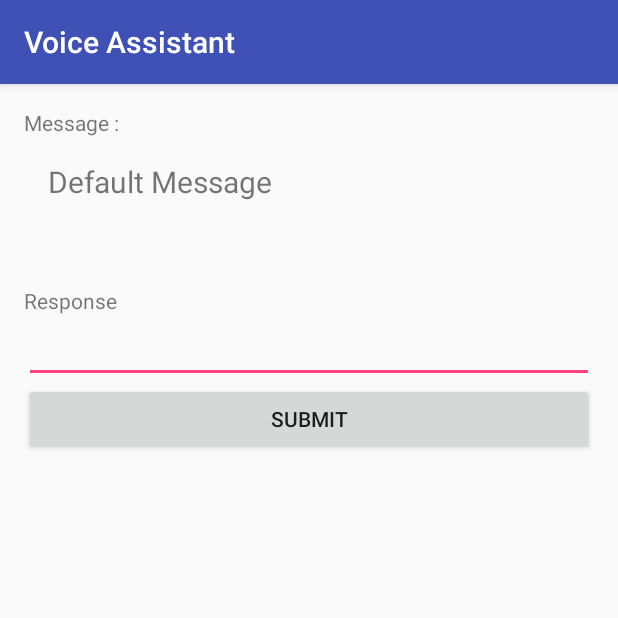
After one commit to tiefenau/smarthome_studyplatform, an Android app: the MessageActivity screen opened directly, with no data from a screen before it, on a phone screen of 412 x 824 dp, the top half of it. The commit adds this screen. Run offline under Robolectric (Android 15) with nearby library versions, the phone set to English and light mode, and no system bars; libraries missing offline, so code that uses them is left out: de.pfiva.data.

Commit message:
UPDATE: message and response - android mobile app feature

```diff
--- a/android_workspace/voice_assistant/app/src/main/java/de/pfiva/mobile/voiceassistant/Constants.java
+++ b/android_workspace/voice_assistant/app/src/main/java/de/pfiva/mobile/voiceassistant/Constants.java
@@ -12,4 +12,7 @@ public interface Constants {
 
     public static final String DATE_TIME_FORMAT = "yyyy-MM-dd HH:mm:ss.SSS";
     public static final String YES_RESPONSE = "Yes";
+
+    public static final String MESSAGE_DATA_KEY = "messageData";
+    public static final String MESSAGE_RESPONSE_ENDPOINT = "message-response/{messageId}";
 }
--- /dev/null
+++ b/android_workspace/voice_assistant/app/src/main/java/de/pfiva/mobile/voiceassistant/activities/MessageActivity.java
@@ -0,0 +1,102 @@
+package de.pfiva.mobile.voiceassistant.activities;
+
+import android.content.Intent;
+import android.support.v7.app.AppCompatActivity;
+import android.os.Bundle;
+import android.view.View;
+import android.widget.Button;
+import android.widget.EditText;
+import android.widget.TextView;
+import android.widget.Toast;
+
+import de.pfiva.data.model.User;
+import de.pfiva.data.model.message.Response;
+import de.pfiva.data.model.notification.MessageData;
+import de.pfiva.mobile.voiceassistant.Constants;
+import de.pfiva.mobile.voiceassistant.R;
+import de.pfiva.mobile.voiceassistant.network.RetrofitClientInstance;
+import de.pfiva.mobile.voiceassistant.web.NLUDataService;
+import retrofit2.Call;
+import retrofit2.Callback;
+
+public class MessageActivity extends AppCompatActivity {
+
+    private TextView messageQuery;
+    private EditText messageResponseInput;
+    private Button messageSubmit;
+
+    private MessageData messageData;
+
+    @Override
+    protected void onCreate(Bundle savedInstanceState) {
+        super.onCreate(savedInstanceState);
+        setContentView(R.layout.activity_message);
+
+        messageQuery = (TextView) findViewById(R.id.message_query);
+        messageResponseInput = (EditText) findViewById(R.id.message_response_input);
+
+        messageSubmit = (Button) findViewById(R.id.message_submit);
+        messageSubmit.setOnClickListener(new View.OnClickListener() {
+            @Override
+            public void onClick(View v) {
+                String response = messageResponseInput.getText().toString();
+                if(response != null && !response.trim().isEmpty()) {
+                    // Empty spaces should not be saved
+                    saveMessageResponse(response);
+                } else {
+                    Toast toast = Toast.makeText(MessageActivity.this,
+                            "Response cannot be empty string", Toast.LENGTH_LONG);
+                    toast.show();
+                    messageResponseInput.getText().clear();
+                }
+            }
+        });
+
+        final Intent intent = getIntent();
+        if(intent.hasExtra(Constants.MESSAGE_DATA_KEY)) {
+            messageData = (MessageData) intent.getSerializableExtra(Constants.MESSAGE_DATA_KEY);
+            if(messageData != null) {
+                messageQuery.setText(messageData.getMessageText());
+            }
+        }
+    }
+
+    private void saveMessageResponse(String messageResponse) {
+        NLUDataService nluDataService = getNLUDataServiceInstance();
+        Response response = new Response();
+        response.setValue(messageResponse);
+        User user = new User();
+        user.setId(messageData.getUserId());
+        response.setUser(user);
+        Call<Boolean> messageResponseCall = nluDataService
+                .saveMessageResponse(messageData.getMessageId(), response);
+        messageResponseCall.enqueue(new Callback<Boolean>() {
+            Toast toast;
+            @Override
+            public void onResponse(Call<Boolean> call, retrofit2.Response<Boolean> response) {
+                if(response.body().booleanValue()) {
+                    toast = Toast.makeText(MessageActivity.this,
+                            "Message response saved successfully.", Toast.LENGTH_SHORT);
+                } else {
+                    toast = Toast.makeText(MessageActivity.this,
+                            "Unable to save message response.", Toast.LENGTH_SHORT);
+                }
+                toast.show();
+
+                Intent mainIntent = new Intent(getApplicationContext(), MainActivity.class);
+                startActivity(mainIntent);
+            }
+
+            @Override
+            public void onFailure(Call<Boolean> call, Throwable t) {
+                Toast toast = Toast.makeText(MessageActivity.this,
+                        "Unable to save message response.", Toast.LENGTH_SHORT);
+                toast.show();
+            }
+        });
+    }
+
+    private NLUDataService getNLUDataServiceInstance() {
+        return RetrofitClientInstance.getRetrofitInstance().create(NLUDataService.class);
+    }
+}
--- a/android_workspace/voice_assistant/app/src/main/java/de/pfiva/mobile/voiceassistant/web/NLUDataService.java
+++ b/android_workspace/voice_assistant/app/src/main/java/de/pfiva/mobile/voiceassistant/web/NLUDataService.java
@@ -4,12 +4,14 @@ import java.util.List;
 
 import de.pfiva.data.model.Feedback;
 import de.pfiva.data.model.NLUData;
+import de.pfiva.data.model.message.Response;
 import de.pfiva.data.model.notification.ClientToken;
 import de.pfiva.mobile.voiceassistant.Constants;
 import retrofit2.Call;
 import retrofit2.http.Body;
 import retrofit2.http.GET;
 import retrofit2.http.POST;
+import retrofit2.http.Path;
 
 public interface NLUDataService {
 
@@ -21,4 +23,8 @@ public interface NLUDataService {
 
     @POST(Constants.DATA_INGESTION_CLIENT_TOKEN_ENDPOINT)
     public Call<Void> saveClientToken(@Body ClientToken clientToken);
+
+    @POST(Constants.MESSAGE_RESPONSE_ENDPOINT)
+    public Call<Boolean> saveMessageResponse(@Path("messageId") int messageId,
+                                             @Body Response response);
 }
--- a/android_workspace/voice_assistant/app/src/main/res/layout/activity_feedback.xml
+++ b/android_workspace/voice_assistant/app/src/main/res/layout/activity_feedback.xml
@@ -68,6 +68,6 @@
             android:id="@+id/feedback_submit"
             android:layout_width="match_parent"
             android:layout_height="wrap_content"
-            android:text="@string/feedback_submit"/>
+            android:text="@string/submit"/>
     </LinearLayout>
 </LinearLayout>
--- /dev/null
+++ b/android_workspace/voice_assistant/app/src/main/res/layout/activity_message.xml
@@ -0,0 +1,53 @@
+<?xml version="1.0" encoding="utf-8"?>
+<LinearLayout xmlns:android="http://schemas.android.com/apk/res/android"
+android:orientation="vertical"
+android:layout_width="match_parent"
+android:layout_height="match_parent"
+android:padding="16dp">
+
+    <!-- Message Query Components -->
+    <LinearLayout
+        android:id="@+id/message_query_container"
+        android:layout_width="match_parent"
+        android:layout_height="wrap_content"
+        android:orientation="vertical">
+
+        <TextView
+            android:layout_width="match_parent"
+            android:layout_height="wrap_content"
+            android:text="@string/message_title" />
+
+        <TextView
+            android:id="@+id/message_query"
+            android:layout_width="match_parent"
+            android:layout_height="wrap_content"
+            android:padding="16dp"
+            android:text="@string/default_message"
+            android:textSize="20sp" />
+    </LinearLayout>
+
+    <!-- Message Response Components -->
+    <LinearLayout
+        android:id="@+id/message_response_container"
+        android:layout_width="match_parent"
+        android:layout_height="wrap_content"
+        android:orientation="vertical"
+        android:layout_marginTop="40dp">
+
+        <TextView
+            android:layout_width="match_parent"
+            android:layout_height="wrap_content"
+            android:text="@string/response"/>
+
+        <EditText
+            android:id="@+id/message_response_input"
+            android:layout_width="match_parent"
+            android:layout_height="wrap_content" />
+
+        <Button
+            android:id="@+id/message_submit"
+            android:layout_width="match_parent"
+            android:layout_height="wrap_content"
+            android:text="@string/submit"/>
+    </LinearLayout>
+</LinearLayout>
--- a/android_workspace/voice_assistant/app/src/main/res/values/strings.xml
+++ b/android_workspace/voice_assistant/app/src/main/res/values/strings.xml
@@ -7,7 +7,7 @@
     <string name="feedback_query_default">User Feedback Query</string>
     <string name="feedback_query_title">Query</string>
     <string name="feedback_title">Feedback</string>
-    <string name="feedback_submit">Submit</string>
+    <string name="submit">Submit</string>
     <string name="pfiva_user_query_title">User Query :</string>
     <string name="feedback_available">Feedback Available</string>
     <string name="feedback_not_available">Feedback Not Available</string>
@@ -19,4 +19,7 @@
     <string name="not_available">Not Available</string>
     <string name="user_response_title">User Response :</string>
     <string name="detailedAct_feedback_query_title">Query :</string>
+    <string name="message_title">Message :</string>
+    <string name="default_message">Default Message</string>
+    <string name="response">Response</string>
 </resources>
```
Also changed, not shown: android_workspace/voice_assistant/app/src/main/AndroidManifest.xml (+6 -3 lines), android_workspace/voice_assistant/app/src/main/java/de/pfiva/mobile/voiceassistant/messaging/VAFirebaseMessagingService.java (+42 -13 lines).
